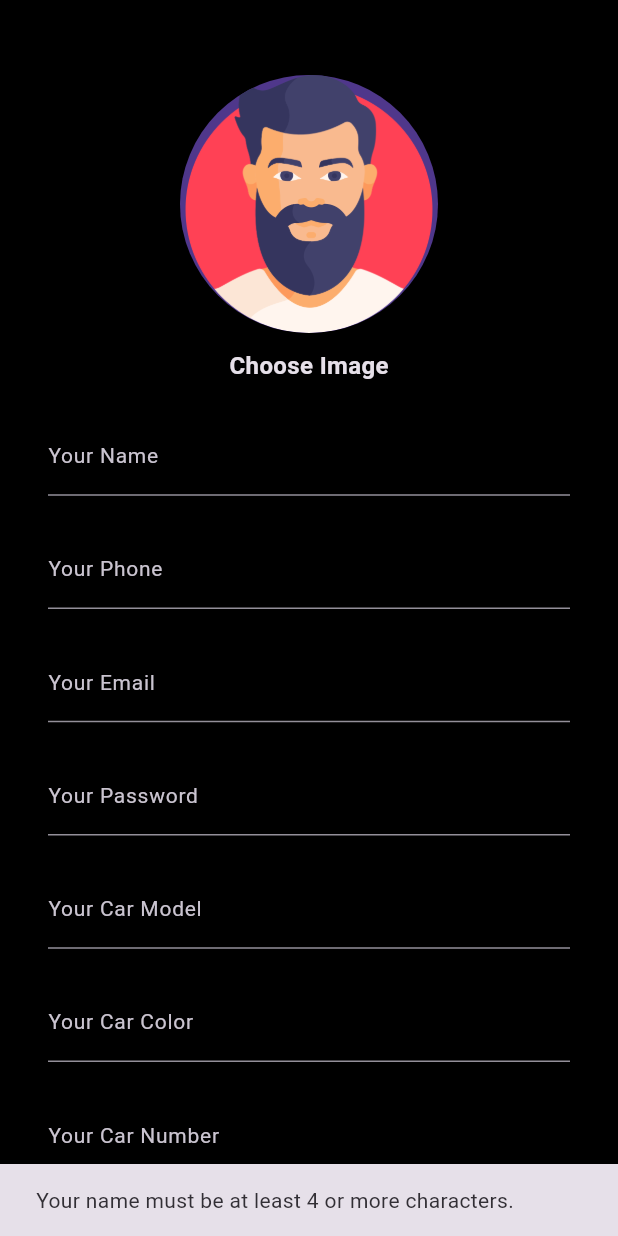
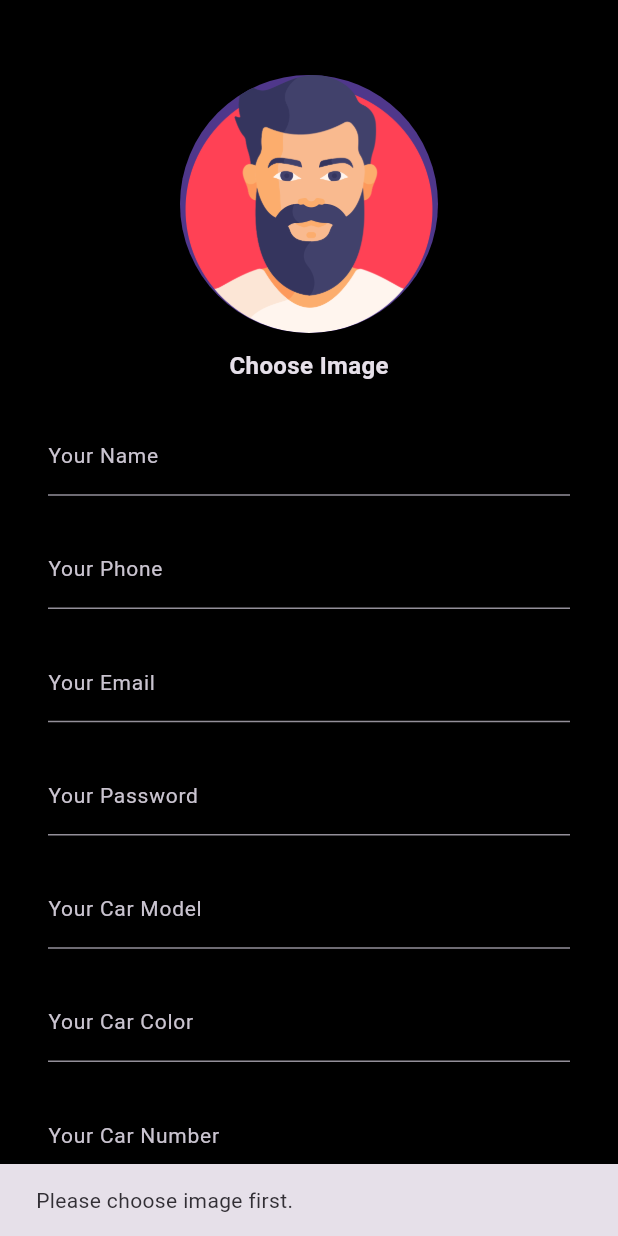
Before and after one commit to vanminh85/AppTaxiUber_driver, a Flutter app: the SignUpScreen screen opened directly, after a tap on "Sign Up", on a phone screen of 412 x 824 dp. Run offline on Flutter 3.47's test engine with Material 3 defaults, Android fonts, the phone set to English and light mode, and no system bars; our stand-ins replace connectivity_plus, firebase_auth, firebase_core, firebase_database, firebase_storage, google_maps_flutter and 2 more; accounts and stored records are empty.

Commit message:
upload image driver

```diff
--- a/lib/authentication/signup_screen.dart
+++ b/lib/authentication/signup_screen.dart
@@ -3,6 +3,7 @@ import 'dart:io';
 import 'package:drivers_app/pages/dashboard.dart';
 import 'package:firebase_auth/firebase_auth.dart';
 import 'package:firebase_database/firebase_database.dart';
+import 'package:firebase_storage/firebase_storage.dart';
 import 'package:flutter/material.dart';
 import 'package:image_picker/image_picker.dart';
 
@@ -30,10 +31,34 @@ class _SignUpScreenState extends State<SignUpScreen>
   TextEditingController vehicleNumberTextEditingController = TextEditingController();
   CommonMethods cMethods = CommonMethods();
   XFile? imageFile;
+  String urlOfUploadedImage = "";
 
 
   checkIfNetworkIsAvailable() {
     cMethods.checkConnectivity(context);
+
+    if (imageFile != null)
+    {
+      uploadImageToStorage();
+    }
+    else
+    {
+      cMethods.displaySnackBar("Please choose image first.", context);
+    }
+  }
+
+  uploadImageToStorage() async
+  {
+    String imageIDName = DateTime.now().millisecondsSinceEpoch.toString();
+    Reference referenceImage = FirebaseStorage.instance.ref().child("Images").child(imageIDName);
+
+    UploadTask uploadTask = referenceImage.putFile(File(imageFile!.path));
+    TaskSnapshot snapshot = await uploadTask;
+    urlOfUploadedImage = await snapshot.ref.getDownloadURL();
+
+    setState(() {
+      urlOfUploadedImage;
+    });
 
     signUpFormValidation();
   }
```
